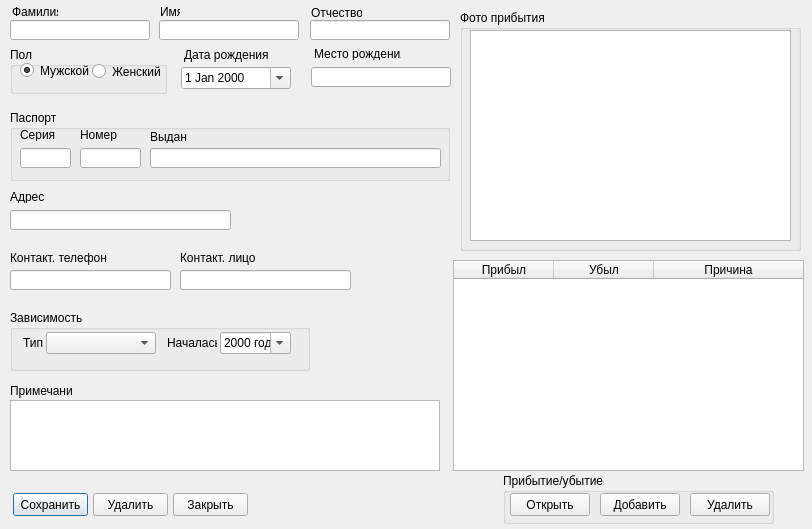
Before: the Qt Designer form record_form.ui in moisizz/Rehab-Database-Client, drawn with Qt 5.
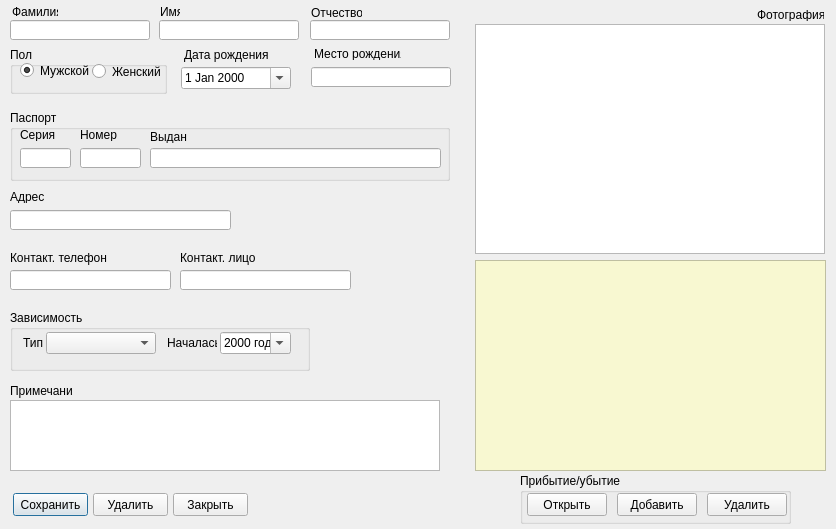
After: the same form once the commit is applied.

What changed in the file:
```diff
--- a/record_form.ui
+++ b/record_form.ui
@@ -6,7 +6,7 @@
    <rect>
     <x>0</x>
     <y>0</y>
-    <width>812</width>
+    <width>836</width>
     <height>529</height>
    </rect>
   </property>
@@ -16,12 +16,15 @@
   <widget class="QTableWidget" name="arriveTable">
    <property name="geometry">
     <rect>
-     <x>453</x>
+     <x>475</x>
      <y>260</y>
      <width>351</width>
      <height>211</height>
     </rect>
    </property>
+   <property name="styleSheet">
+    <string notr="true">background-color: rgb(248, 248, 209);</string>
+   </property>
    <property name="editTriggers">
     <set>QAbstractItemView::NoEditTriggers</set>
    </property>
@@ -32,26 +35,11 @@
     <enum>QAbstractItemView::SelectRows</enum>
    </property>
    <property name="sortingEnabled">
-    <bool>false</bool>
+    <bool>true</bool>
    </property>
    <attribute name="horizontalHeaderStretchLastSection">
     <bool>true</bool>
    </attribute>
-   <column>
-    <property name="text">
-     <string>Прибыл</string>
-    </property>
-   </column>
-   <column>
-    <property name="text">
-     <string>Убыл</string>
-    </property>
-   </column>
-   <column>
-    <property name="text">
-     <string>Причина</string>
-    </property>
-   </column>
   </widget>
   <widget class="QDateEdit" name="born_date">
    <property name="geometry">
@@ -482,7 +470,7 @@
   <widget class="QGroupBox" name="arriveButtonBar">
    <property name="geometry">
     <rect>
-     <x>503</x>
+     <x>520</x>
      <y>473</y>
      <width>271</width>
      <height>51</height>
@@ -557,29 +545,6 @@
     <string>Примечания</string>
    </property>
   </widget>
-  <widget class="QGroupBox" name="fotoBox">
-   <property name="geometry">
-    <rect>
-     <x>460</x>
-     <y>10</y>
-     <width>341</width>
-     <height>241</height>
-    </rect>
-   </property>
-   <property name="title">
-    <string>Фото прибытия</string>
-   </property>
-   <widget class="QGraphicsView" name="fotoArea">
-    <property name="geometry">
-     <rect>
-      <x>10</x>
-      <y>20</y>
-      <width>321</width>
-      <height>211</height>
-     </rect>
-    </property>
-   </widget>
-  </widget>
   <widget class="QPushButton" name="closeButton">
    <property name="geometry">
     <rect>
@@ -593,6 +558,29 @@
     <string>Закрыть</string>
    </property>
   </widget>
+  <widget class="QGraphicsView" name="fotoArea">
+   <property name="geometry">
+    <rect>
+     <x>475</x>
+     <y>24</y>
+     <width>350</width>
+     <height>230</height>
+    </rect>
+   </property>
+  </widget>
+  <widget class="QLabel" name="label_13">
+   <property name="geometry">
+    <rect>
+     <x>757</x>
+     <y>8</y>
+     <width>67</width>
+     <height>13</height>
+    </rect>
+   </property>
+   <property name="text">
+    <string>Фотография</string>
+   </property>
+  </widget>
  </widget>
  <tabstops>
   <tabstop>last_name</tabstop>
```
Left out of the diff: 9 changed lines with no effect on the pictures.
